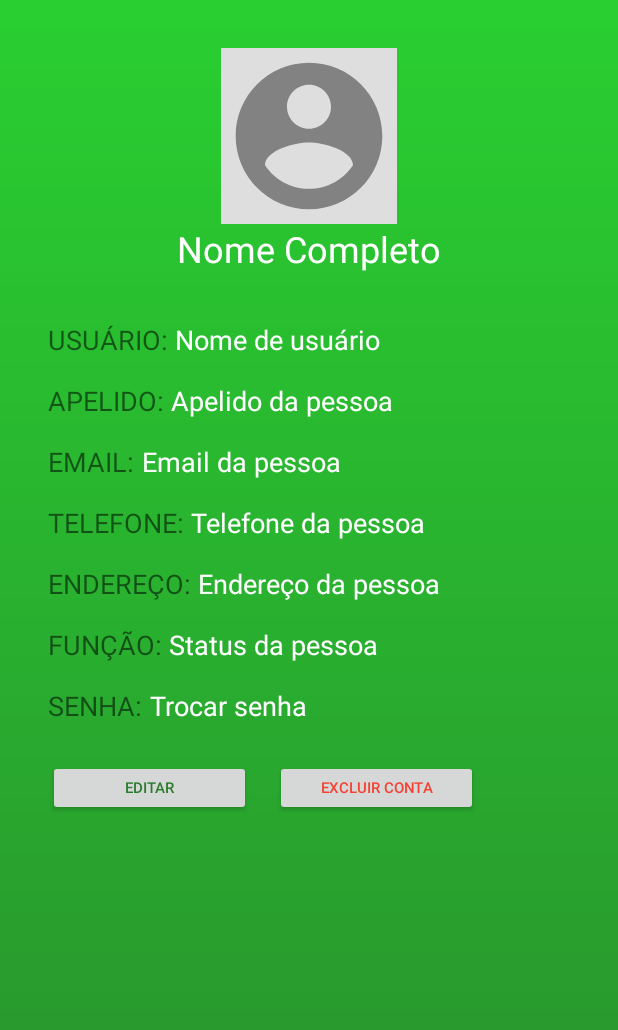
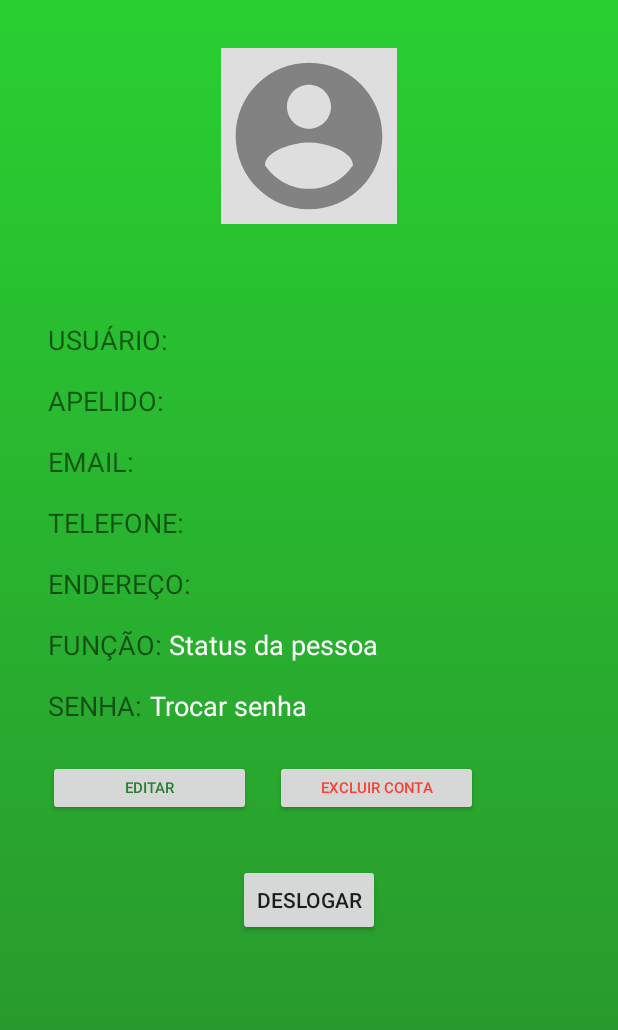
Before and after one commit to Joedson-Bomfim/DM2020.2-Terra-Forte, an Android app: the Perfil screen opened directly, with no data from a screen before it, on a phone screen of 412 x 824 dp. Shown: the top 1030 px of the screen. Run offline under Robolectric (Android 15) with nearby library versions, the phone set to English and light mode, and no system bars; our stand-ins replace Firebase (no records; nobody signed in at launch, a user with empty details on screens opened directly).

Commit message:
Dados do usuário presentes na tela de perfil

```diff
--- a/app/src/main/java/com/example/terraforte/MainActivity.java
+++ b/app/src/main/java/com/example/terraforte/MainActivity.java
@@ -21,6 +21,7 @@ import com.google.firebase.auth.FirebaseAuth;
 import com.google.firebase.auth.FirebaseAuthInvalidCredentialsException;
 import com.google.firebase.auth.FirebaseAuthUserCollisionException;
 import com.google.firebase.auth.FirebaseAuthWeakPasswordException;
+import com.google.firebase.auth.FirebaseUser;
 
 import static com.example.terraforte.R.layout.login;
 
@@ -76,12 +77,24 @@ public class MainActivity extends AppCompatActivity {
         });
     }
 
+    @Override
+    protected void onStart() {
+        super.onStart();
+
+        FirebaseUser usuarioAtual = FirebaseAuth.getInstance().getCurrentUser();
+
+        if(usuarioAtual != null) {
+            TelaPrincipal();
+        }
+    }
+
     private void TelaPrincipal() {
         Intent intent = new Intent(MainActivity.this, Home.class);
         startActivity(intent);
         finish();
     }
 
+
     public void criarConta(View view) {
         Intent intent = new Intent(this, Cadastrar.class);
         startActivity(intent);
--- a/app/src/main/java/com/example/terraforte/Perfil.java
+++ b/app/src/main/java/com/example/terraforte/Perfil.java
@@ -1,20 +1,82 @@
 package com.example.terraforte;
 
+import androidx.annotation.Nullable;
 import androidx.appcompat.app.AppCompatActivity;
 
+import android.content.Intent;
 import android.os.Bundle;
+import android.view.View;
 import android.widget.ArrayAdapter;
+import android.widget.Button;
 import android.widget.ListView;
+import android.widget.TextView;
+
+import com.google.firebase.auth.FirebaseAuth;
+import com.google.firebase.firestore.DocumentReference;
+import com.google.firebase.firestore.DocumentSnapshot;
+import com.google.firebase.firestore.EventListener;
+import com.google.firebase.firestore.FirebaseFirestore;
+import com.google.firebase.firestore.FirebaseFirestoreException;
 
 import java.util.ArrayList;
 import java.util.List;
 
 public class Perfil extends AppCompatActivity {
+    private TextView nome_completo, nome_usuario, apelido, email, telefone, endereco;
+    private Button bt_deslogar;
+    FirebaseFirestore db = FirebaseFirestore.getInstance();
+    String usuarioID;
 
     @Override
     protected void onCreate(Bundle savedInstanceState) {
         super.onCreate(savedInstanceState);
         setContentView(R.layout.perfil);
+
+        IniciarComponentes();
+
+        bt_deslogar.setOnClickListener(new View.OnClickListener() {
+            @Override
+            public void onClick(View v) {
+                FirebaseAuth.getInstance().signOut();
+                Intent intent = new Intent(Perfil.this, MainActivity.class);
+                startActivity(intent);
+                finish();
+            }
+        });
+    }
+
+    private void IniciarComponentes() {
+        nome_completo = findViewById(R.id.idNomeCompletoPerfil);
+        nome_usuario = findViewById(R.id.idNomeUsuarioPerfil);
+        apelido = findViewById(R.id.idApelidoPerfil);
+        email = findViewById(R.id.idEmailPerfil);
+        telefone = findViewById(R.id.idTelefonePerfil);
+        endereco = findViewById(R.id.idEnderecoPerfil);
+        bt_deslogar = findViewById(R.id.btn_deslogar_perfil);
+    }
+
+    @Override
+    protected void onStart() {
+        super.onStart();
+
+        String edit_email = FirebaseAuth.getInstance().getCurrentUser().getEmail();
+        usuarioID = FirebaseAuth.getInstance().getCurrentUser().getUid();
+
+        DocumentReference documentReference = db.collection("Usuarios").document(usuarioID);
+        documentReference.addSnapshotListener(new EventListener<DocumentSnapshot>() {
+            @Override
+            public void onEvent(@Nullable DocumentSnapshot documentSnapshot, @Nullable FirebaseFirestoreException error) {
+                if(documentSnapshot != null) {
+                    nome_completo.setText(documentSnapshot.getString("nome_completo"));
+                    nome_usuario.setText(documentSnapshot.getString("nome_usuario"));
+                    apelido.setText(documentSnapshot.getString("apelido"));
+                    telefone.setText(documentSnapshot.getString("telefone"));
+                    endereco.setText(documentSnapshot.getString("endereco"));
+
+                    email.setText(edit_email);
+                }
+            }
+        });
     }
 
     @Override
--- a/app/src/main/res/layout/perfil.xml
+++ b/app/src/main/res/layout/perfil.xml
@@ -11,7 +11,6 @@
         android:id="@+id/idNomeCompletoPerfil"
         android:layout_width="wrap_content"
         android:layout_height="wrap_content"
-        android:text="Nome Completo"
         android:textColor="#FFFFFF"
         android:textSize="24sp"
         app:autoSizeTextType="uniform"
@@ -45,7 +44,6 @@
         android:id="@+id/idApelidoPerfil"
         android:layout_width="wrap_content"
         android:layout_height="wrap_content"
-        android:text="Apelido da pessoa"
         android:textColor="#FFFFFF"
         android:textSize="18sp"
         app:layout_constraintBottom_toBottomOf="@+id/textView22"
@@ -55,7 +53,6 @@
         android:id="@+id/idNomeUsuarioPerfil"
         android:layout_width="wrap_content"
         android:layout_height="wrap_content"
-        android:text="Nome de usuário"
         android:textColor="#FFFFFF"
         android:textSize="18sp"
         app:layout_constraintBottom_toBottomOf="@+id/textView16"
@@ -85,7 +82,6 @@
         android:id="@+id/idEmailPerfil"
         android:layout_width="wrap_content"
         android:layout_height="wrap_content"
-        android:text="Email da pessoa"
         android:textColor="#FFFFFF"
         android:textSize="18sp"
         app:layout_constraintBottom_toBottomOf="@+id/textView23"
@@ -95,7 +91,6 @@
         android:id="@+id/idTelefonePerfil"
         android:layout_width="wrap_content"
         android:layout_height="wrap_content"
-        android:text="Telefone da pessoa"
         android:textColor="#FFFFFF"
         android:textSize="18sp"
         app:layout_constraintBottom_toBottomOf="@+id/textView28"
@@ -105,7 +100,6 @@
         android:id="@+id/idEnderecoPerfil"
         android:layout_width="wrap_content"
         android:layout_height="wrap_content"
-        android:text="Endereço da pessoa"
         android:textColor="#FFFFFF"
         android:textSize="18sp"
         app:layout_constraintBottom_toBottomOf="@+id/textView25"
@@ -194,4 +188,14 @@
         app:layout_constraintTop_toTopOf="parent"
         app:srcCompat="@drawable/ic_account_circle_black_24dp" />
 
+    <Button
+        android:id="@+id/btn_deslogar_perfil"
+        android:layout_width="wrap_content"
+        android:layout_height="wrap_content"
+        android:layout_marginTop="32dp"
+        android:text="deslogar"
+        app:layout_constraintEnd_toEndOf="parent"
+        app:layout_constraintStart_toStartOf="parent"
+        app:layout_constraintTop_toBottomOf="@+id/button4" />
+
 </androidx.constraintlayout.widget.ConstraintLayout>
```
